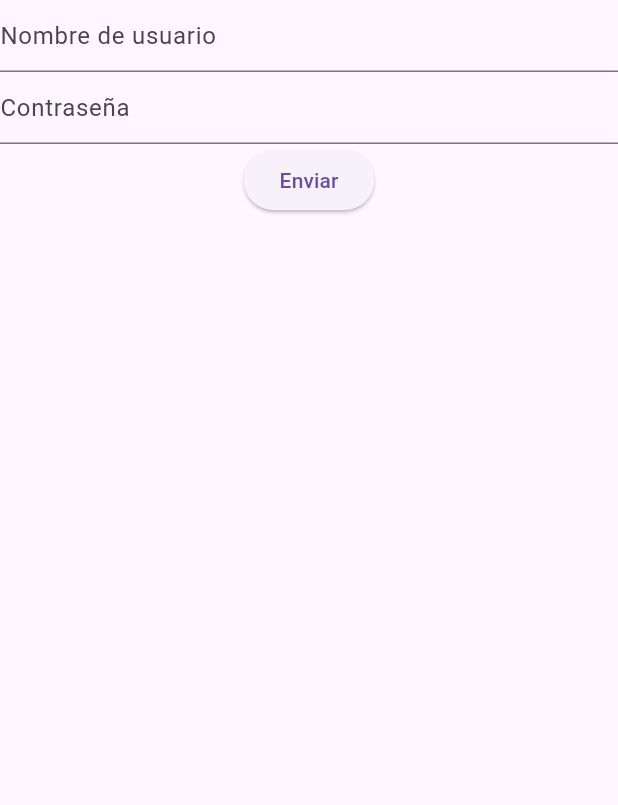
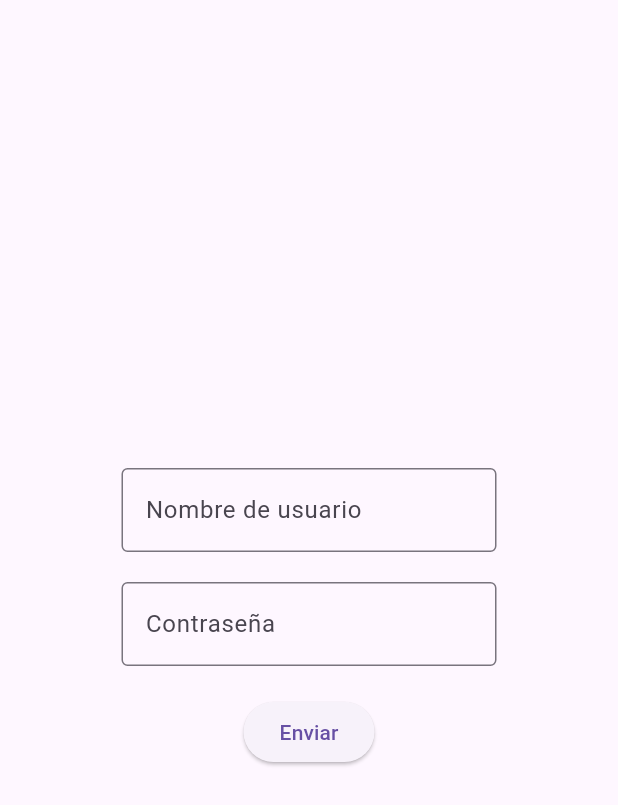
Before and after one commit to mcarzzur/azzlo_app, a Flutter app: the screen it shows after launch, after a tap on "Iniciar sesión", on a phone screen of 412 x 824 dp. Shown: the top 805 px of the screen. Run offline on Flutter 3.47's test engine with Material 3 defaults, Android fonts, the phone set to English and light mode, and no system bars; our stand-ins replace flutter_secure_storage.

Commit message:
bordes añadidos a los textFields y añadido margen entre cada Widget de children

```diff
--- a/lib/screens/login_page.dart
+++ b/lib/screens/login_page.dart
@@ -46,10 +46,17 @@ class _Login extends State<LoginPage> {
         child: Form(
             key: loginForm,
             child: Column(
+              mainAxisAlignment: MainAxisAlignment.center,
+              crossAxisAlignment: CrossAxisAlignment.center,
               children: [
-                TextFormField(
+                SizedBox(
+                  width: 250,
+                  child: TextFormField(
                   controller: userController,
-                  decoration: const InputDecoration(hintText: "Nombre de usuario"),
+                  decoration: const InputDecoration(
+                      hintText: "Nombre de usuario",
+                      border: OutlineInputBorder(),
+                  ),
                   validator: (value) {
                     if (value == null || value.trim().isEmpty) {
                       return "Este campo es obligatorio";
@@ -57,9 +64,18 @@ class _Login extends State<LoginPage> {
                     return null;
                   },
                 ),
-                TextFormField(
+                ),
+
+                const SizedBox(height: 20),
+
+                SizedBox(
+                  width: 250,
+                  child: TextFormField(
                     controller: passwordController,
-                  decoration: const InputDecoration(hintText: "Contraseña"),
+                    decoration: const InputDecoration(
+                        hintText: "Contraseña",
+                        border: OutlineInputBorder(),
+                    ),
                     validator: (value) {
                       if (value == null || value.trim().isEmpty) {
                         return "Este campo es obligatorio";
@@ -67,8 +83,11 @@ class _Login extends State<LoginPage> {
                       return null;
                     },
                   ),
-                ElevatedButton(onPressed: login, child: Text("Enviar")
                 ),
+
+                const SizedBox(height: 20),
+
+                ElevatedButton(onPressed: login, child: Text("Enviar")),
               ],
             ),
         ),
```
Lines whose indentation alone changed are shown as unchanged.
